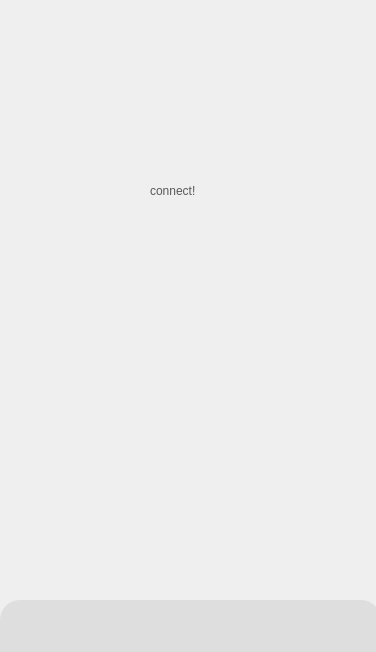
Above: mainwindow.ui from JuneSunAt7/QProxy before the change. Below: the same form after it.
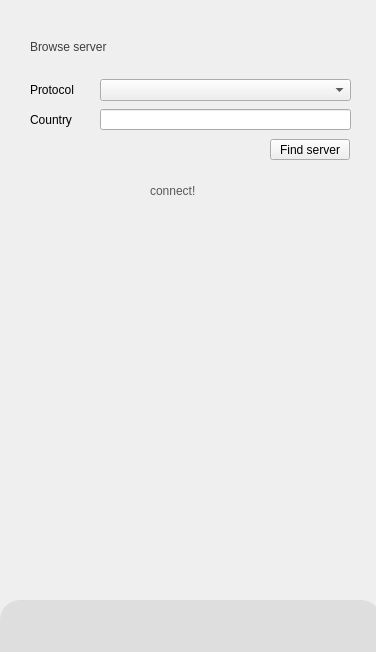
That is the form after the change. Icons and pictures are not drawn.

Commit message: add UI & UI for tools bth

```diff
--- a/mainwindow.ui
+++ b/mainwindow.ui
@@ -188,6 +188,92 @@
      <string>connect!</string>
     </property>
    </widget>
+   <widget class="QWidget" name="tools_widget" native="true">
+    <property name="geometry">
+     <rect>
+      <x>10</x>
+      <y>19</y>
+      <width>351</width>
+      <height>501</height>
+     </rect>
+    </property>
+    <widget class="QComboBox" name="choose_proto">
+     <property name="geometry">
+      <rect>
+       <x>90</x>
+       <y>60</y>
+       <width>251</width>
+       <height>22</height>
+      </rect>
+     </property>
+    </widget>
+    <widget class="QLabel" name="protocol_lbl">
+     <property name="geometry">
+      <rect>
+       <x>20</x>
+       <y>60</y>
+       <width>61</width>
+       <height>21</height>
+      </rect>
+     </property>
+     <property name="text">
+      <string>Protocol</string>
+     </property>
+    </widget>
+    <widget class="QLabel" name="country_lbl">
+     <property name="geometry">
+      <rect>
+       <x>20</x>
+       <y>90</y>
+       <width>61</width>
+       <height>21</height>
+      </rect>
+     </property>
+     <property name="text">
+      <string>Country</string>
+     </property>
+    </widget>
+    <widget class="QLineEdit" name="country_line">
+     <property name="geometry">
+      <rect>
+       <x>90</x>
+       <y>90</y>
+       <width>251</width>
+       <height>21</height>
+      </rect>
+     </property>
+    </widget>
+    <widget class="QPushButton" name="finder_bth">
+     <property name="geometry">
+      <rect>
+       <x>260</x>
+       <y>120</y>
+       <width>80</width>
+       <height>21</height>
+      </rect>
+     </property>
+     <property name="text">
+      <string>Find server</string>
+     </property>
+    </widget>
+    <widget class="QLabel" name="browser_lbl">
+     <property name="geometry">
+      <rect>
+       <x>20</x>
+       <y>20</y>
+       <width>81</width>
+       <height>16</height>
+      </rect>
+     </property>
+     <property name="styleSheet">
+      <string notr="true">font: 75 8pt &quot;MS Shell Dlg 2&quot;;
+color: rgb(62, 62, 62);</string>
+     </property>
+     <property name="text">
+      <string>Browse server</string>
+     </property>
+    </widget>
+   </widget>
   </widget>
  </widget>
  <resources/>
```
The commit also changes 4 other files.
